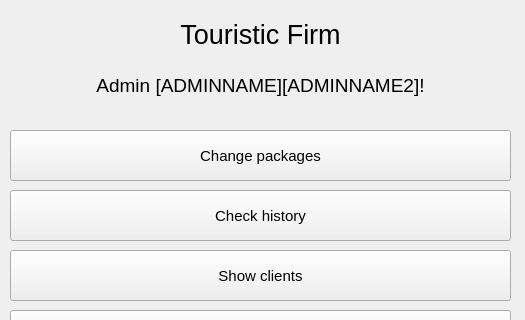
Old version of the form mdkpv2/admin_main.ui in the repository Korobkov124/MDKP; both pictures show x 0 to 525 and y 0 to 320 of the 525 by 486 pixel window.
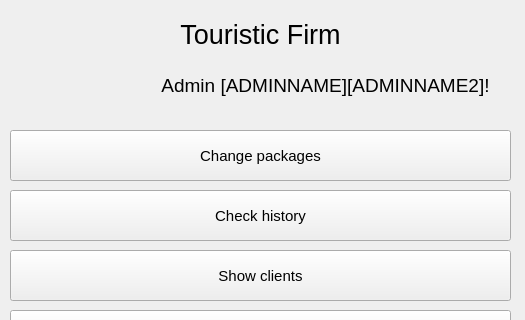
New version of the form.

What changed in the file:
```diff
--- a/mdkpv2/admin_main.ui
+++ b/mdkpv2/admin_main.ui
@@ -106,12 +106,16 @@
    <widget class="QLabel" name="label_2">
     <property name="geometry">
      <rect>
-      <x>10</x>
+      <x>150</x>
       <y>60</y>
-      <width>501</width>
+      <width>351</width>
       <height>51</height>
      </rect>
     </property>
+    <property name="styleSheet">
+     <string notr="true">font: 600 20pt &quot;Segoe UI&quot;;
+text-align: center;</string>
+    </property>
     <property name="text">
      <string>&lt;html&gt;&lt;head/&gt;&lt;body&gt;&lt;p align=&quot;center&quot;&gt;&lt;span style=&quot; font-size:14pt;&quot;&gt;Admin [ADMINNAME][ADMINNAME2]!&lt;/span&gt;&lt;/p&gt;&lt;/body&gt;&lt;/html&gt;</string>
     </property>
```
